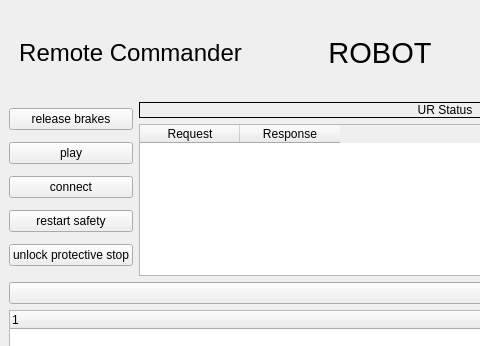
Above: ui/drt_ur.ui from NASA-JSC-Robotics/drt_ur_gui before the change; both pictures show x 0 to 480 and y 0 to 346 of the 1234 by 720 pixel window. Below: the same form after it.
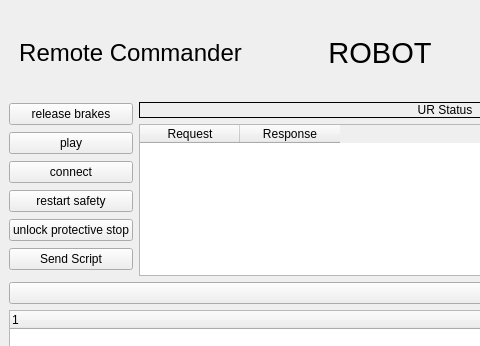
That is the form after the change.

Commit message: Added primary and rtde interface ports for the UR arm, Send Script button to send URScripts over the Primary Interface, a text box for to send multi-line URScripts, and ip address assigning for the robot. Have not tested this on the robot and have not tested beyond mock pinging.

What changed in the file:
```diff
--- a/ui/drt_ur.ui
+++ b/ui/drt_ur.ui
@@ -132,6 +132,16 @@
                </property>
               </widget>
              </item>
+             <item>
+              <widget class="QPushButton" name="b_sendScript">
+               <property name="toolTip">
+                <string>&lt;html&gt;&lt;head/&gt;&lt;body&gt;&lt;p&gt;Sends /primary_interface/sendScript service request&lt;/p&gt;&lt;p&gt;- Sends a URScript to the UR Arm over the Primary Interface Port 30001&lt;/p&gt;&lt;p&gt;- Type: std_srvs/srv/Trigger&lt;/p&gt;&lt;/body&gt;&lt;/html&gt;</string>
+               </property>
+               <property name="text">
+                <string>Send Script</string>
+               </property>
+              </widget>
+             </item>
             </layout>
            </item>
            <item>
```
Left out of the diff: 17 changed lines with no effect on the pictures. The commit also changes 3 other files.
